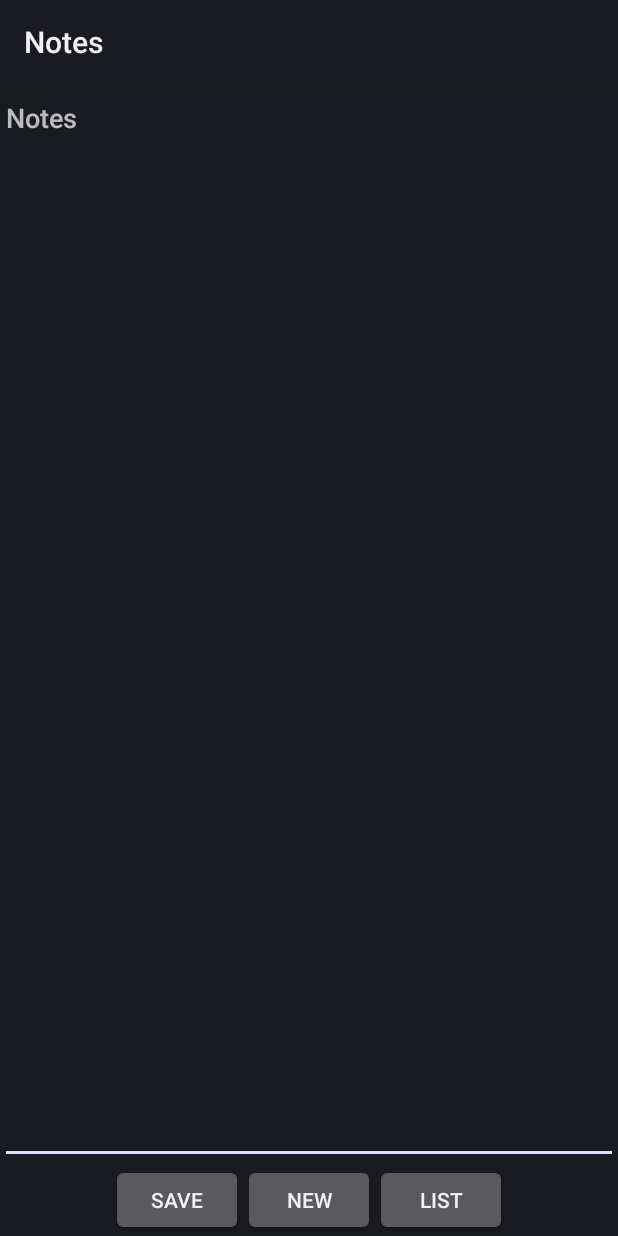
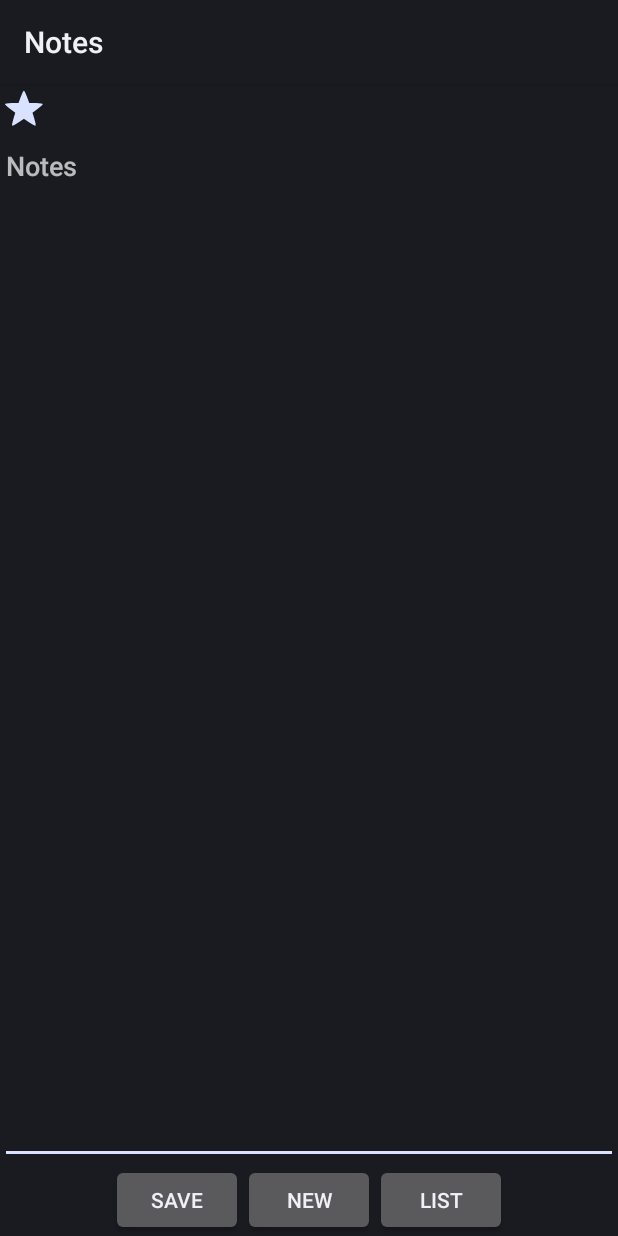
Before and after one commit to farooqahmedrana/notes, an Android app: the screen it shows after launch (NotesActivity), after a tap on "SAVE", on a phone screen of 412 x 824 dp. Run offline under Robolectric (Android 15) with nearby library versions, the phone set to English and light mode, and no system bars; 1 other tap on this screen came first.

Commit message:
Note importance feature added

```diff
--- a/src/main/java/com/example/smd/Note.java
+++ b/src/main/java/com/example/smd/Note.java
@@ -8,6 +8,7 @@ public class Note implements Serializable{
 
 	private String id;
 	private String content;
+	private boolean important;
 	private Date creationDateTime;
 
 	public Note(){
@@ -22,6 +23,7 @@ public class Note implements Serializable{
 	private void init(){
 		this.id = UUID.randomUUID().toString();
 		this.creationDateTime = new Date();
+		this.important = false;
 	}
 
 	public void setContent(String content){
@@ -32,4 +34,12 @@ public class Note implements Serializable{
 		return content;
 	}
 
+	public void setImportance(boolean value){
+		important = value;
+	}
+
+	public boolean isImportant(){
+		return important;
+	}
+
 }
--- a/src/main/java/com/example/smd/NoteListAdapter.java
+++ b/src/main/java/com/example/smd/NoteListAdapter.java
@@ -14,6 +14,7 @@ import android.view.View.OnClickListener;
 import android.view.ViewGroup;
 import android.widget.ArrayAdapter;
 import android.widget.Button;
+import android.widget.CheckBox;
 import android.widget.TextView;
 import android.widget.LinearLayout;
 import android.widget.LinearLayout.LayoutParams;
@@ -41,6 +42,9 @@ public class NoteListAdapter extends ArrayAdapter<Note>
       TextView text = (TextView) convertView.findViewById(R.id.note_list_item_text);
       text.setText(note.getContent());
 
+      CheckBox check = (CheckBox) convertView.findViewById(R.id.note_list_item_check);
+      check.setChecked(note.isImportant());
+
       Button button = (Button) convertView.findViewById(R.id.note_list_item_button);
       button.setTag(position);
       button.setOnClickListener(new View.OnClickListener() {
--- a/src/main/java/com/example/smd/NotesActivity.java
+++ b/src/main/java/com/example/smd/NotesActivity.java
@@ -16,6 +16,7 @@ import android.widget.EditText;
 import android.widget.LinearLayout;
 import android.widget.LinearLayout.LayoutParams;
 import android.widget.Toast;
+import android.widget.CheckBox;
 
 public class NotesActivity extends Activity
 {
@@ -23,6 +24,7 @@ public class NotesActivity extends Activity
 	Note currentNote;
 
 	EditText textArea;
+	CheckBox importanceCheck;
 
     /** Called when the activity is first created. */
     @Override
@@ -31,28 +33,8 @@ public class NotesActivity extends Activity
         super.onCreate(savedInstanceState);
         setContentView(R.layout.main);
         textArea = (EditText) findViewById(R.id.text_area);
+        importanceCheck = (CheckBox) findViewById(R.id.importance_check);
         notes = new ArrayList<Note>();
-
-    }
-
-    public void onStart(){
-        super.onStart();
-    }
-
-    public void onResume(){
-        super.onResume();
-    }
-
-    public void onPause(){
-        super.onPause();
-    }
-
-    public void onStop(){
-        super.onStop();
-    }
-
-    public void onDestroy(){
-        super.onDestroy();
     }
 
     public void onSaveInstanceState(Bundle savedInstanceState){
@@ -91,6 +73,15 @@ public class NotesActivity extends Activity
 
     }
 
+    public void checkboxClick(View v){
+    	if(currentNote != null){
+
+    		boolean checked = ((CheckBox) v).isChecked();
+    		currentNote.setImportance(checked);
+
+    	}
+    }
+
     private void saveNote(){
     	   String content = textArea.getText().toString();
 
@@ -99,6 +90,7 @@ public class NotesActivity extends Activity
     		 notes.add(currentNote);
     	   }
 
+    	   currentNote.setImportance(importanceCheck.isChecked());
     	   currentNote.setContent(content);
 
         showMessage("Note saved successfully");
@@ -107,6 +99,7 @@ public class NotesActivity extends Activity
     private void newNote(){
     	   saveNote();
     	   textArea.setText("");
+    	   importanceCheck.setChecked(false);
     	   currentNote = null;
     }
 
--- a/src/main/res/layout/main.xml
+++ b/src/main/res/layout/main.xml
@@ -4,6 +4,13 @@
     android:layout_width="match_parent"
     android:layout_height="match_parent"
     >
+<CheckBox
+    android:id="@+id/importance_check"
+    android:layout_width="wrap_content"
+    android:layout_height="wrap_content"
+    style="?android:attr/starStyle"
+    android:onClick="checkboxClick"
+    />
 <EditText
     android:id="@+id/text_area"
     android:layout_width="match_parent"
--- a/src/main/res/layout/note_list_item.xml
+++ b/src/main/res/layout/note_list_item.xml
@@ -4,6 +4,12 @@
     android:layout_width="match_parent"
     android:layout_height="wrap_content"
     >
+<CheckBox
+    android:id="@+id/note_list_item_check"
+    android:layout_width="wrap_content"
+    android:layout_height="wrap_content"
+    style="?android:attr/starStyle"
+    />
 <TextView
     android:id="@+id/note_list_item_text"
     android:layout_width="match_parent"
```
